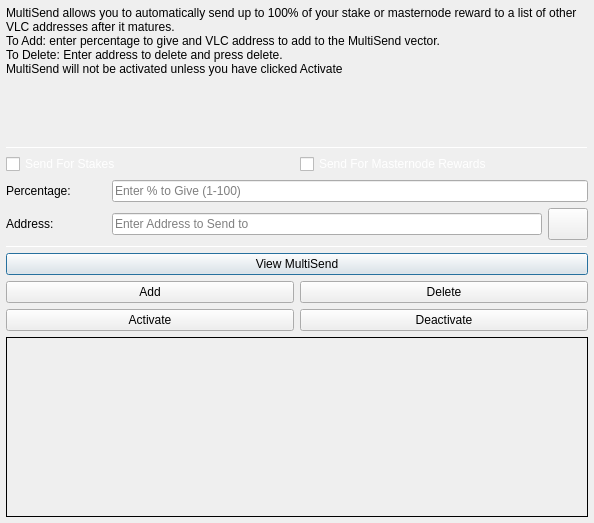
Above: src/qt/forms/multisenddialog.ui from Jeean007/Vulcoin before the change. Below: the same form after it.
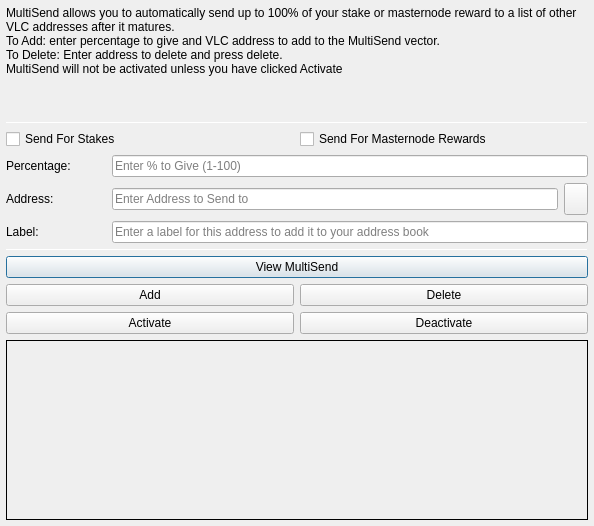
That is the form after the change. Icons and pictures are not drawn.

The edit to the form file:
```diff
--- a/src/qt/forms/multisenddialog.ui
+++ b/src/qt/forms/multisenddialog.ui
@@ -10,7 +10,7 @@
     <x>0</x>
     <y>0</y>
     <width>594</width>
-    <height>523</height>
+    <height>526</height>
    </rect>
   </property>
   <property name="windowTitle">
@@ -30,7 +30,7 @@
     <number>6</number>
    </property>
    <item>
-    <layout class="QVBoxLayout" name="verticalLayout_Main" stretch="1,1,1,1,1,1">
+    <layout class="QVBoxLayout" name="verticalLayout_Main" stretch="1,1,1,0,1,1,1">
      <item>
       <widget class="QLabel" name="label_2">
        <property name="lineWidth">
@@ -75,9 +75,6 @@
         <layout class="QHBoxLayout" name="horizontalLayout">
          <item>
           <widget class="QCheckBox" name="multiSendStakeCheckBox">
-           <property name="styleSheet">
-            <string notr="true">color:white;</string>
-           </property>
            <property name="text">
             <string>Send For Stakes</string>
            </property>
@@ -85,9 +82,6 @@
          </item>
          <item>
           <widget class="QCheckBox" name="multiSendMasternodeCheckBox">
-           <property name="styleSheet">
-            <string notr="true">color:white;</string>
-           </property>
            <property name="text">
             <string>Send For Masternode Rewards</string>
            </property>
@@ -154,7 +148,7 @@
           </widget>
          </item>
          <item>
-          <widget class="QPushButton" name="addressBookButton">
+          <widget class="QToolButton" name="addressBookButton">
            <property name="maximumSize">
             <size>
              <width>16777215</width>
@@ -174,15 +168,36 @@
            <property name="shortcut">
             <string>Alt+A</string>
            </property>
-           <property name="autoDefault">
-            <bool>false</bool>
-           </property>
           </widget>
          </item>
         </layout>
        </item>
       </layout>
      </item>
+     <item>
+      <layout class="QHBoxLayout" name="horizontalLayout_3">
+       <item>
+        <widget class="QLabel" name="label_3">
+         <property name="minimumSize">
+          <size>
+           <width>100</width>
+           <height>0</height>
+          </size>
+         </property>
+         <property name="text">
+          <string>Label:</string>
+         </property>
+        </widget>
+       </item>
+       <item>
+        <widget class="QLineEdit" name="labelAddressLabelEdit">
+         <property name="placeholderText">
+          <string>Enter a label for this address to add it to your address book</string>
+         </property>
+        </widget>
+       </item>
+      </layout>
+     </item>
      <item>
       <widget class="Line" name="line_2">
        <property name="minimumSize">
```
